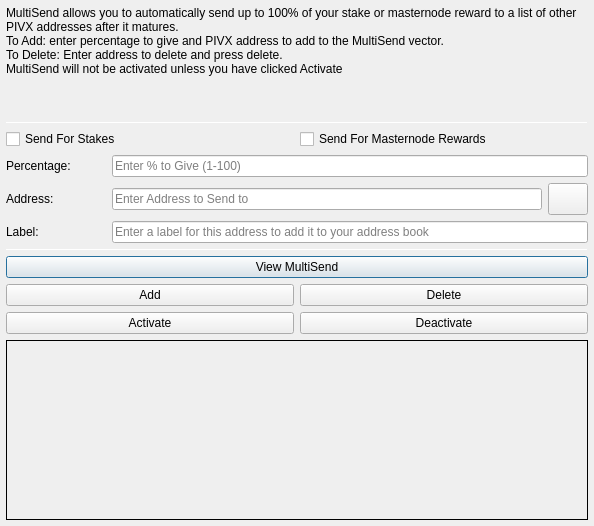
PIVX-Project/PIVX, file src/qt/forms/multisenddialog.ui: the form before one commit.
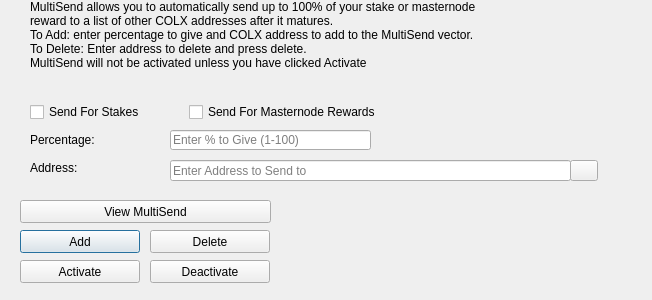
The form after the commit. Icons and pictures are not drawn.

Patch:
```diff
--- a/src/qt/forms/multisenddialog.ui
+++ b/src/qt/forms/multisenddialog.ui
@@ -9,106 +9,22 @@
    <rect>
     <x>0</x>
     <y>0</y>
-    <width>594</width>
-    <height>526</height>
+    <width>652</width>
+    <height>300</height>
    </rect>
   </property>
   <property name="windowTitle">
    <string>MultiSend</string>
   </property>
-  <layout class="QVBoxLayout" name="verticalLayout" stretch="0">
-   <property name="leftMargin">
-    <number>6</number>
-   </property>
-   <property name="topMargin">
-    <number>6</number>
-   </property>
-   <property name="rightMargin">
-    <number>6</number>
-   </property>
-   <property name="bottomMargin">
-    <number>6</number>
-   </property>
-   <item>
-    <layout class="QVBoxLayout" name="verticalLayout_Main" stretch="1,1,1,0,1,1,1">
-     <item>
-      <widget class="QLabel" name="label_2">
-       <property name="lineWidth">
-        <number>1</number>
-       </property>
-       <property name="text">
-        <string>MultiSend allows you to automatically send up to 100% of your stake or masternode reward to a list of other PIVX addresses after it matures.
-To Add: enter percentage to give and PIVX address to add to the MultiSend vector.
-To Delete: Enter address to delete and press delete.
-MultiSend will not be activated unless you have clicked Activate</string>
-       </property>
-       <property name="alignment">
-        <set>Qt::AlignLeading|Qt::AlignLeft|Qt::AlignTop</set>
-       </property>
-       <property name="wordWrap">
-        <bool>true</bool>
-       </property>
-      </widget>
-     </item>
-     <item>
-      <widget class="Line" name="line">
-       <property name="minimumSize">
-        <size>
-         <width>0</width>
-         <height>1</height>
-        </size>
-       </property>
-       <property name="maximumSize">
-        <size>
-         <width>16777215</width>
-         <height>1</height>
-        </size>
-       </property>
-       <property name="orientation">
-        <enum>Qt::Horizontal</enum>
-       </property>
-      </widget>
-     </item>
-     <item>
-      <layout class="QVBoxLayout" name="verticalLayout_Settings">
-       <item>
-        <layout class="QHBoxLayout" name="horizontalLayout">
-         <item>
-          <widget class="QCheckBox" name="multiSendStakeCheckBox">
-           <property name="text">
-            <string>Send For Stakes</string>
-           </property>
-          </widget>
-         </item>
-         <item>
-          <widget class="QCheckBox" name="multiSendMasternodeCheckBox">
-           <property name="text">
-            <string>Send For Masternode Rewards</string>
-           </property>
-          </widget>
-         </item>
-        </layout>
-       </item>
-       <item>
-        <layout class="QHBoxLayout" name="horizontalLayout_6">
-         <item>
-          <widget class="QLabel" name="label">
-           <property name="minimumSize">
-            <size>
-             <width>100</width>
-             <height>0</height>
-            </size>
-           </property>
-           <property name="toolTip">
-            <string>Percentage of stake to send</string>
-           </property>
-           <property name="text">
-            <string>Percentage:</string>
-           </property>
-          </widget>
-         </item>
-         <item>
           <widget class="QLineEdit" name="multiSendPercentEdit">
+   <property name="geometry">
+    <rect>
+     <x>170</x>
+     <y>130</y>
+     <width>201</width>
+     <height>20</height>
+    </rect>
+   </property>
            <property name="toolTip">
             <string>Enter whole numbers 1 - 100</string>
            </property>
@@ -116,29 +32,15 @@
             <string>Enter % to Give (1-100)</string>
            </property>
           </widget>
-         </item>
-        </layout>
-       </item>
-       <item>
-        <layout class="QHBoxLayout" name="horizontalLayout_7">
-         <item>
-          <widget class="QLabel" name="label_5">
-           <property name="minimumSize">
-            <size>
-             <width>100</width>
-             <height>0</height>
-            </size>
-           </property>
-           <property name="toolTip">
-            <string>Address to send portion of stake to</string>
-           </property>
-           <property name="text">
-            <string>Address:</string>
-           </property>
-          </widget>
-         </item>
-         <item>
           <widget class="QLineEdit" name="multiSendAddressEdit">
+   <property name="geometry">
+    <rect>
+     <x>170</x>
+     <y>160</y>
+     <width>401</width>
+     <height>21</height>
+    </rect>
+   </property>
            <property name="toolTip">
             <string/>
            </property>
@@ -146,14 +48,87 @@
             <string>Enter Address to Send to</string>
            </property>
           </widget>
-         </item>
-         <item>
+  <widget class="QLabel" name="label_2">
+   <property name="geometry">
+    <rect>
+     <x>30</x>
+     <y>0</y>
+     <width>451</width>
+     <height>121</height>
+    </rect>
+   </property>
+   <property name="lineWidth">
+    <number>1</number>
+   </property>
+   <property name="text">
+    <string>MultiSend allows you to automatically send up to 100% of your stake or masternode reward to a list of other COLX addresses after it matures.
+To Add: enter percentage to give and COLX address to add to the MultiSend vector.
+To Delete: Enter address to delete and press delete.
+MultiSend will not be activated unless you have clicked Activate</string>
+   </property>
+   <property name="alignment">
+    <set>Qt::AlignLeading|Qt::AlignLeft|Qt::AlignTop</set>
+   </property>
+   <property name="wordWrap">
+    <bool>true</bool>
+   </property>
+  </widget>
+  <widget class="QLabel" name="message">
+   <property name="geometry">
+    <rect>
+     <x>290</x>
+     <y>200</y>
+     <width>351</width>
+     <height>91</height>
+    </rect>
+   </property>
+   <property name="text">
+    <string/>
+   </property>
+  </widget>
+  <widget class="QPushButton" name="addButton">
+   <property name="geometry">
+    <rect>
+     <x>20</x>
+     <y>230</y>
+     <width>120</width>
+     <height>23</height>
+    </rect>
+   </property>
+   <property name="toolTip">
+    <string/>
+   </property>
+   <property name="statusTip">
+    <string>Add to MultiSend Vector</string>
+   </property>
+   <property name="text">
+    <string>Add</string>
+   </property>
+  </widget>
+  <widget class="QPushButton" name="disableButton">
+   <property name="geometry">
+    <rect>
+     <x>150</x>
+     <y>260</y>
+     <width>120</width>
+     <height>23</height>
+    </rect>
+   </property>
+   <property name="statusTip">
+    <string>Deactivate MultiSend</string>
+   </property>
+   <property name="text">
+    <string>Deactivate</string>
+   </property>
+  </widget>
           <widget class="QPushButton" name="addressBookButton">
-           <property name="maximumSize">
-            <size>
-             <width>16777215</width>
-             <height>32</height>
-            </size>
+   <property name="geometry">
+    <rect>
+     <x>570</x>
+     <y>160</y>
+     <width>28</width>
+     <height>21</height>
+    </rect>
            </property>
            <property name="toolTip">
             <string>Choose an address from the address book</string>
@@ -172,60 +147,15 @@
             <bool>false</bool>
            </property>
           </widget>
-         </item>
-        </layout>
-       </item>
-      </layout>
-     </item>
-     <item>
-      <layout class="QHBoxLayout" name="horizontalLayout_3">
-       <item>
-        <widget class="QLabel" name="label_3">
-         <property name="minimumSize">
-          <size>
-           <width>100</width>
-           <height>0</height>
-          </size>
-         </property>
-         <property name="text">
-          <string>Label:</string>
-         </property>
-        </widget>
-       </item>
-       <item>
-        <widget class="QLineEdit" name="labelAddressLabelEdit">
-         <property name="placeholderText">
-          <string>Enter a label for this address to add it to your address book</string>
-         </property>
-        </widget>
-       </item>
-      </layout>
-     </item>
-     <item>
-      <widget class="Line" name="line_2">
-       <property name="minimumSize">
-        <size>
-         <width>0</width>
-         <height>1</height>
-        </size>
-       </property>
-       <property name="maximumSize">
-        <size>
-         <width>16777215</width>
-         <height>1</height>
-        </size>
-       </property>
-       <property name="orientation">
-        <enum>Qt::Horizontal</enum>
-       </property>
-      </widget>
-     </item>
-     <item>
-      <layout class="QVBoxLayout" name="verticalLayout_Buttons">
-       <item>
-        <layout class="QHBoxLayout" name="horizontalLayout_4">
-         <item>
-          <widget class="QPushButton" name="viewButton">
+  <widget class="QLabel" name="label">
+   <property name="geometry">
+    <rect>
+     <x>30</x>
+     <y>130</y>
+     <width>121</width>
+     <height>20</height>
+    </rect>
+   </property>
            <property name="toolTip">
             <string/>
            </property>
@@ -233,16 +163,18 @@
             <string>View MultiSend Vector</string>
            </property>
            <property name="text">
-            <string>View MultiSend</string>
-           </property>
-          </widget>
-         </item>
-        </layout>
-       </item>
-       <item>
-        <layout class="QHBoxLayout" name="horizontalLayout_2">
-         <item>
-          <widget class="QPushButton" name="addButton">
+    <string>Percentage:</string>
+   </property>
+  </widget>
+  <widget class="QLabel" name="label_5">
+   <property name="geometry">
+    <rect>
+     <x>30</x>
+     <y>160</y>
+     <width>111</width>
+     <height>16</height>
+    </rect>
+   </property>
            <property name="toolTip">
             <string/>
            </property>
@@ -250,12 +182,18 @@
             <string>Add to MultiSend Vector</string>
            </property>
            <property name="text">
-            <string>Add</string>
-           </property>
-          </widget>
-         </item>
-         <item>
+    <string>Address:</string>
+   </property>
+  </widget>
           <widget class="QPushButton" name="deleteButton">
+   <property name="geometry">
+    <rect>
+     <x>150</x>
+     <y>230</y>
+     <width>120</width>
+     <height>23</height>
+    </rect>
+   </property>
            <property name="toolTip">
             <string/>
            </property>
@@ -266,13 +204,15 @@
             <string>Delete</string>
            </property>
           </widget>
-         </item>
-        </layout>
-       </item>
-       <item>
-        <layout class="QHBoxLayout" name="horizontalLayout_5">
-         <item>
           <widget class="QPushButton" name="activateButton">
+   <property name="geometry">
+    <rect>
+     <x>20</x>
+     <y>260</y>
+     <width>120</width>
+     <height>23</height>
+    </rect>
+   </property>
            <property name="statusTip">
             <string>Activate MultiSend</string>
            </property>
@@ -280,55 +220,51 @@
             <string>Activate</string>
            </property>
           </widget>
-         </item>
-         <item>
-          <widget class="QPushButton" name="disableButton">
-           <property name="statusTip">
-            <string>Deactivate MultiSend</string>
-           </property>
-           <property name="text">
-            <string>Deactivate</string>
-           </property>
-          </widget>
-         </item>
-        </layout>
-       </item>
-      </layout>
-     </item>
-     <item>
-      <widget class="QLabel" name="message">
-       <property name="minimumSize">
-        <size>
-         <width>0</width>
-         <height>180</height>
-        </size>
-       </property>
-       <property name="frameShape">
-        <enum>QFrame::Panel</enum>
-       </property>
-       <property name="frameShadow">
-        <enum>QFrame::Plain</enum>
-       </property>
-       <property name="lineWidth">
-        <number>1</number>
-       </property>
-       <property name="midLineWidth">
-        <number>1</number>
-       </property>
-       <property name="text">
+  <widget class="QPushButton" name="viewButton">
+   <property name="geometry">
+    <rect>
+     <x>20</x>
+     <y>200</y>
+     <width>251</width>
+     <height>23</height>
+    </rect>
+   </property>
+   <property name="toolTip">
         <string/>
        </property>
-       <property name="alignment">
-        <set>Qt::AlignLeading|Qt::AlignLeft|Qt::AlignTop</set>
-       </property>
-       <property name="wordWrap">
-        <bool>true</bool>
-       </property>
-      </widget>
-     </item>
-    </layout>
-   </item>
-  </layout>
+   <property name="statusTip">
+    <string>View MultiSend Vector</string>
+   </property>
+   <property name="text">
+    <string>View MultiSend</string>
+   </property>
+  </widget>
+  <widget class="QWidget" name="horizontalLayoutWidget">
+   <property name="geometry">
+    <rect>
+     <x>30</x>
+     <y>100</y>
+     <width>351</width>
+     <height>24</height>
+    </rect>
+   </property>
+   <layout class="QHBoxLayout" name="horizontalLayout">
+    <item>
+     <widget class="QCheckBox" name="multiSendStakeCheckBox">
+      <property name="text">
+       <string>Send For Stakes</string>
+      </property>
+     </widget>
+    </item>
+    <item>
+     <widget class="QCheckBox" name="multiSendMasternodeCheckBox">
+      <property name="text">
+       <string>Send For Masternode Rewards</string>
+      </property>
+     </widget>
+    </item>
+   </layout>
+  </widget>
  </widget>
  <resources>
   <include location="../pivx.qrc"/>
```
Left out of the diff: 18 changed lines with no effect on the pictures. Lines whose indentation alone changed are shown as unchanged.
